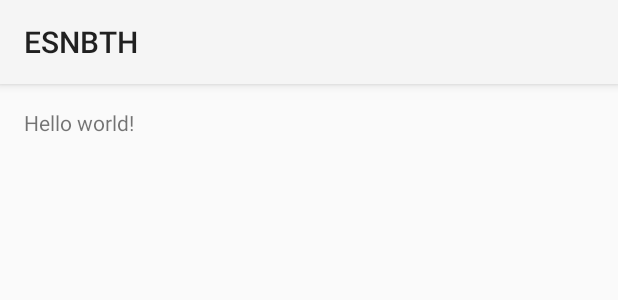
After one commit to giiade/ESNBTH_Application, an Android app: the layout activity_splash_screen.xml on its own in the app's theme, with its tools: preview values and no code run, on a phone screen of 412 x 824 dp. The commit adds this screen. Shown: the top 300 px of the screen. Run offline under Robolectric (Android 15) with nearby library versions, the phone set to English and light mode, and no system bars.

Commit message:
SetUp Project

```diff
--- a/app/src/main/AndroidManifest.xml
+++ b/app/src/main/AndroidManifest.xml
@@ -2,13 +2,14 @@
 <manifest xmlns:android="http://schemas.android.com/apk/res/android"
     package="se.ESNBTH.esnbth" >
 
+    <uses-permission android:name="android.permission.INTERNET"></uses-permission>
     <application
         android:allowBackup="true"
         android:icon="@drawable/ic_launcher"
         android:label="@string/app_name"
         android:theme="@style/AppTheme" >
         <activity
-            android:name=".MyActivity"
+            android:name=".MainLayActivity"
             android:label="@string/app_name" >
             <intent-filter>
                 <action android:name="android.intent.action.MAIN" />
@@ -16,6 +17,9 @@
                 <category android:name="android.intent.category.LAUNCHER" />
             </intent-filter>
         </activity>
+        <activity
+            android:name=".SplashScreen"
+            android:label="@string/title_activity_splash_screen"></activity>
     </application>
 
 </manifest>
--- a/app/src/main/java/se/ESNBTH/esnbth/MyActivity.java
+++ b/app/src/main/java/se/ESNBTH/esnbth/MainLayActivity.java
@@ -6,12 +6,12 @@ import android.view.Menu;
 import android.view.MenuItem;
 
 
-public class MyActivity extends Activity {
+public class MainLayActivity extends Activity {
 
     @Override
     protected void onCreate(Bundle savedInstanceState) {
         super.onCreate(savedInstanceState);
-        setContentView(R.layout.activity_my);
+        setContentView(R.layout.main_layout);
     }
 
 
--- /dev/null
+++ b/app/src/main/res/layout/activity_splash_screen.xml
@@ -0,0 +1,16 @@
+<RelativeLayout xmlns:android="http://schemas.android.com/apk/res/android"
+    xmlns:tools="http://schemas.android.com/tools"
+    android:layout_width="match_parent"
+    android:layout_height="match_parent"
+    android:paddingLeft="@dimen/activity_horizontal_margin"
+    android:paddingRight="@dimen/activity_horizontal_margin"
+    android:paddingTop="@dimen/activity_vertical_margin"
+    android:paddingBottom="@dimen/activity_vertical_margin"
+    tools:context="se.ESNBTH.esnbth.SplashScreen">
+
+    <TextView
+        android:text="@string/hello_world"
+        android:layout_width="wrap_content"
+        android:layout_height="wrap_content" />
+
+</RelativeLayout>
--- a/app/src/main/res/values/strings.xml
+++ b/app/src/main/res/values/strings.xml
@@ -4,5 +4,6 @@
     <string name="app_name">ESNBTH</string>
     <string name="hello_world">Hello world!</string>
     <string name="action_settings">Settings</string>
+    <string name="title_activity_splash_screen">SplashScreen</string>
 
 </resources>
```
Also changed, not shown: app/src/main/java/se/ESNBTH/esnbth/SplashScreen.java (added, +37 -0 lines), app/src/main/res/menu/splash_screen.xml (added, +9 -0 lines), app/libs/volley.jar (added), app/src/main/res/layout/main_layout.xml (renamed from app/src/main/res/layout/activity_my.xml), 1 other file.
